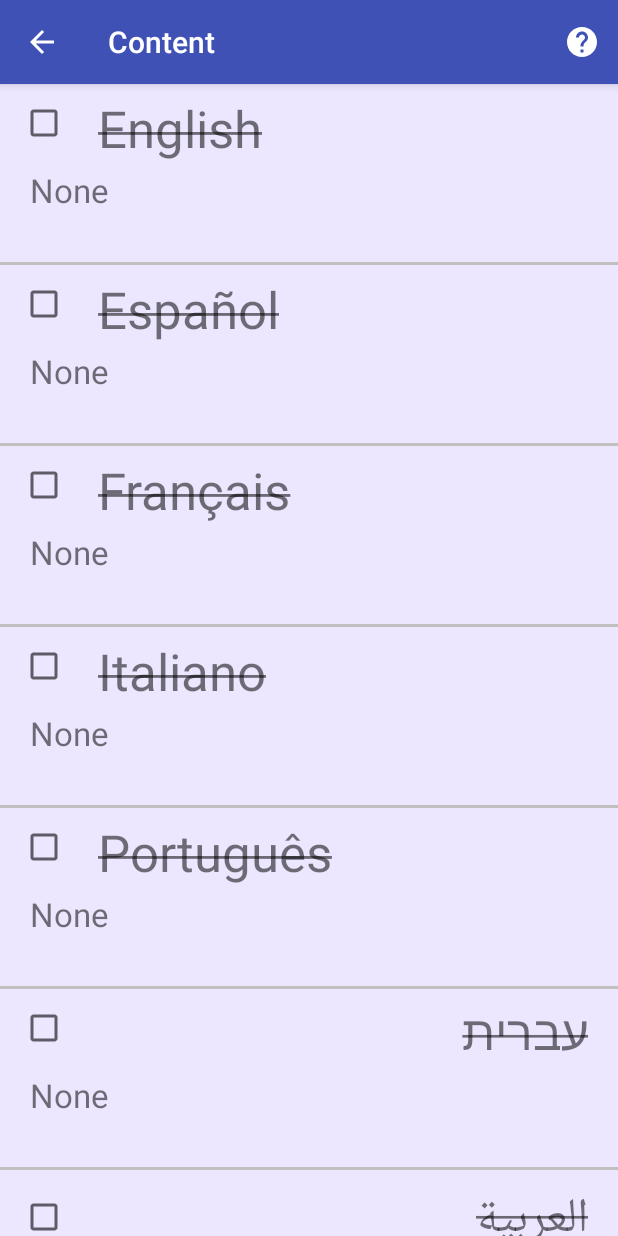
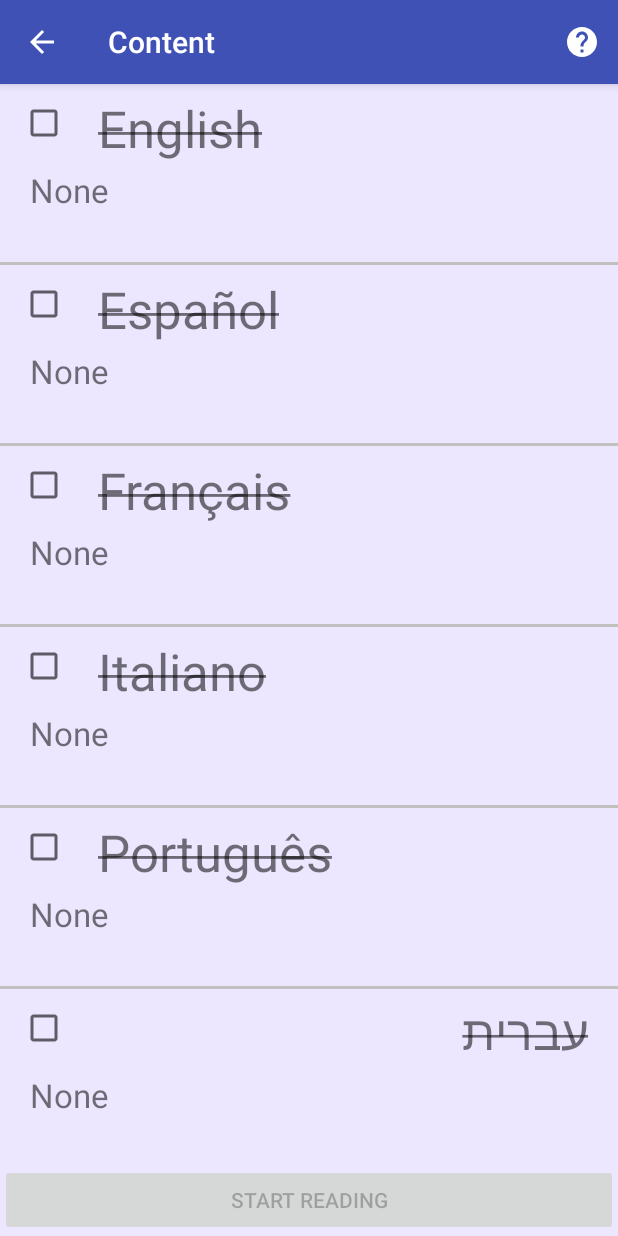
Before and after one commit to volund/wikireader, an Android app: the screen it shows after launch (ContentActivity), after a tap on "SELECT LANGUAGE(S)", on a phone screen of 412 x 824 dp. Run offline under Robolectric (Android 15) with nearby library versions, the phone set to English and light mode, and no system bars.

Commit message:
add amharic, icon attribution

```diff
--- a/app/build.gradle
+++ b/app/build.gradle
@@ -6,8 +6,8 @@ android {
         applicationId "com.putskul_productions.wikireader"
         minSdkVersion 19
         targetSdkVersion 28
-        versionCode 3
-        versionName "0.9.2"
+        versionCode 4
+        versionName "0.9.3"
         testInstrumentationRunner "android.support.test.runner.AndroidJUnitRunner"
     }
     buildTypes {
--- a/app/src/main/java/com/putskul_productions/wikireader/BrowserActivity.java
+++ b/app/src/main/java/com/putskul_productions/wikireader/BrowserActivity.java
@@ -10,13 +10,14 @@ import android.util.Log;
 import android.view.Menu;
 import android.view.MenuItem;
 import android.view.View;
+import android.webkit.WebBackForwardList;
 import android.webkit.WebSettings;
 import android.webkit.WebView;
 import android.widget.LinearLayout;
 
 public class BrowserActivity extends AppCompatActivity implements CustomWebClient.WebClientListener, SideDrawerListener {
     String no_content_html = "<html><body style='background: #ece6ff; text-align: center; color: #444; '><br><br><p>No content selected, try the settings<p></body></html>";
-    String no_site_selected_html = "<html><body style='background: #ece6ff; text-align: center; color: #444;'><br><br><p>Press \uD83C\uDF10 to select a website.</p><p><strong>Double-tap a word</strong> to see the dictionary definition</p></body></html>";
+    String no_site_selected_html = "<html><body style='background: #ece6ff; text-align: center; color: #444;'><br><br><p>Press \uD83C\uDF10 to select a website.</p></body></html>";
 
     protected SideDrawerView mSideDrawer;
     protected DrawerLayout mDrawerLayout;
@@ -92,6 +93,7 @@ public class BrowserActivity extends AppCompatActivity implements CustomWebClien
         }
         else if ((id == R.id.action_back) && mWebView.canGoBack()) {
             mWebView.goBack();
+
         }
         else if ((id == R.id.action_forward) && mWebView.canGoForward())  {
             mWebView.goForward();
--- a/app/src/main/java/com/putskul_productions/wikireader/ContentActivity.java
+++ b/app/src/main/java/com/putskul_productions/wikireader/ContentActivity.java
@@ -2,19 +2,23 @@ package com.putskul_productions.wikireader;
 
 import android.content.Context;
 import android.content.DialogInterface;
+import android.content.Intent;
 import android.support.v7.app.AppCompatActivity;
 import android.os.Bundle;
 import android.support.v7.widget.LinearLayoutManager;
 import android.support.v7.widget.RecyclerView;
 import android.view.Menu;
 import android.view.MenuItem;
+import android.view.View;
+import android.widget.Button;
 
 import java.util.List;
 
 
-public class ContentActivity extends AppCompatActivity implements ContentAdapter.OnClickContentListener {
+public class ContentActivity extends AppCompatActivity implements ContentAdapter.OnClickContentListener, View.OnClickListener {
     RecyclerView mRecyclerView;
     ContentAdapter mAdapter;
+    Button mStartReadingButton;
     MenuItem addItemButton;
     MenuItem helpItemButton;
     Dialogs dialogs;
@@ -25,10 +29,12 @@ public class ContentActivity extends AppCompatActivity implements ContentAdapter
         setTitle("Content");
         setContentView(R.layout.content_activity);
         getSupportActionBar().setDisplayHomeAsUpEnabled(true);
-
         dialogs = new Dialogs(this);
         setUpRecyclerView();
         showGreetingIfNecessary();
+        mStartReadingButton = findViewById(R.id.startReadingButton);
+        mStartReadingButton.setOnClickListener(this);
+        updateStartReadingButtonState();
     }
 
     void setUpRecyclerView() {
@@ -38,6 +44,17 @@ public class ContentActivity extends AppCompatActivity implements ContentAdapter
         mRecyclerView.setLayoutManager(new LinearLayoutManager(this));
         mRecyclerView.setHasFixedSize(true);
         mRecyclerView.setAdapter(mAdapter);
+    }
+
+    void updateStartReadingButtonState() {
+        Bundle bundle = getIntent().getExtras();
+        if ((bundle != null) && bundle.getBoolean("is-first-run")) {
+            mStartReadingButton.setVisibility(View.VISIBLE);
+        }
+        else {
+            mStartReadingButton.setVisibility(View.GONE);
+        }
+        mStartReadingButton.setEnabled(App.shared.model.hasEnabledLanguages(this));
     }
 
     @Override
@@ -92,6 +109,7 @@ public class ContentActivity extends AppCompatActivity implements ContentAdapter
         else if (language.sites.contains(App.shared.settings.getCurrentSite(this))) {
             App.shared.settings.setCurrentSite(this, Site.BlankSite);
         }
+        updateStartReadingButtonState();
     }
 
     void refreshData() {
@@ -108,6 +126,7 @@ public class ContentActivity extends AppCompatActivity implements ContentAdapter
                 language.currentDictionary = language.dictionaries.get(which);
                 App.shared.model.updateLanguage(context, language);
                 refreshData();
+                updateStartReadingButtonState();
             }
         });
     }
@@ -127,7 +146,7 @@ public class ContentActivity extends AppCompatActivity implements ContentAdapter
 
     @Override
     public void onSelectionChanged(Language language) {
-        setTitle(language != null ? language.label : "Content");
+        setTitle(language != null ? StringUtils.capitalize(language.label) : "Content");
         addItemButton.setVisible(language != null);
         helpItemButton.setVisible(language == null);
     }
@@ -151,6 +170,12 @@ public class ContentActivity extends AppCompatActivity implements ContentAdapter
     }
 
     void showGreeting() {
-        dialogs.showOkDialog("Tap the checkbox ☑ for each language you wish to read, then select a dictionary");
+        dialogs.showOkDialog("Tap the checkbox ☑ for each language you wish to read, then select a dictionary.\n\nTap a language to add/remove sites");
+    }
+
+    // StartReading button
+    @Override
+    public void onClick(View v) {
+        finish();
     }
 }
--- a/app/src/main/java/com/putskul_productions/wikireader/CustomWebClient.java
+++ b/app/src/main/java/com/putskul_productions/wikireader/CustomWebClient.java
@@ -65,7 +65,6 @@ public class CustomWebClient extends WebViewClient {
             "}";
 
 
-
     @Override
     public boolean shouldOverrideUrlLoading(WebView view, String urlNewString) {
         webViewPreviousState = PAGE_REDIRECTED;
--- a/app/src/main/java/com/putskul_productions/wikireader/LicensesActivity.java
+++ b/app/src/main/java/com/putskul_productions/wikireader/LicensesActivity.java
@@ -16,7 +16,14 @@ public class LicensesActivity extends AppCompatActivity {
         setTitle("Licenses");
     }
 
-    final String licensesText = "#### JSoup\n\nThe jsoup code-base (including source and compiled packages) are distributed under the open source MIT license as described below.\n" +
+    final String licensesText = "\nWikireader - copyright 2020 Amos Joshua\n\n" +
+            "#### App icon / menu header \n" +
+            "Source: https://www.clipart.email/download/1552527.html\n" +
+            "\n" +
+            "#### Finger tap icon\n" +
+            "Source : https://pngimage.net/finger-tap-png-1/\n" +
+            "\n" +
+            "#### JSoup\n\nThe jsoup code-base (including source and compiled packages) are distributed under the open source MIT license as described below.\n" +
             "The MIT License\n" +
             "\n" +
             "Copyright � 2009 - 2020 Jonathan Hedley (https://jsoup.org/)\n" +
--- a/app/src/main/java/com/putskul_productions/wikireader/Model.java
+++ b/app/src/main/java/com/putskul_productions/wikireader/Model.java
@@ -74,6 +74,11 @@ public class Model {
         hebrew.sites.add(new Site("וויקיפידיה", "https://wikipedia.co.il"));
         hebrew.sites.add(newsWebsites.websiteForLocale("HE"));
 
+        Language amharic = new Language("አማርኛ");
+        amharic.sites.add(new Site("ወሬ፣ ዜና", "https://www.bbc.com/amharic"));
+        amharic.sites.add(new Site("ውክፔዲያ", "https://am.wikipedia.org/"));
+
+
         languageMap.get("IT").sites.add(new Site("Ascoltando le cicale", "https://valerianeglia.wordpress.com/"));
         languageMap.get("FR").sites.add(new Site("En écoutant les cigales", "https://valerianeglia.wordpress.com/en-ecoutant-les-cigales/"));
 
@@ -81,7 +86,10 @@ public class Model {
         //hebrew.dictionaries.add(new Dictionary("עברית - עברית (מילוג)", "עברית", "https://milog.co.il/%s"));
         hebrew.dictionaries.add(new Dictionary("עברית - עברית (מורפיקס)", "עברית", "https://www.morfix.co.il/he/%s"));
         hebrew.dictionaries.add(new Dictionary("Hebrew - English (Morfix)", "English", "https://www.morfix.co.il/en/%s"));
+        amharic.dictionaries.add(new Dictionary("አማርኛ - እንግሊዝኛ (Abyssinica)", "English", "https://dictionary.abyssinica.com/%s"));
         languageMap.get("EN").dictionaries.add(new Dictionary("אנגלית - עברית (מורפיקס)", "עברית", "https://www.morfix.co.il/en/%s"));
+        languageMap.get("EN").dictionaries.add(new Dictionary("English - Amharic (Abyssinica)", "አማርኛ", "https://dictionary.abyssinica.com/%s"));
+
 
         List<Language> languages = new ArrayList<Language>();
         languages.add(languageMap.get("EN"));
@@ -91,6 +99,7 @@ public class Model {
         languages.add(languageMap.get("PT"));
         languages.add(hebrew);
         languages.add(languageMap.get("AR"));
+        languages.add(amharic);
         languages.add(languageMap.get("CA"));
         languages.add(languageMap.get("DE"));
         languages.add(languageMap.get("NL"));
--- a/app/src/main/java/com/putskul_productions/wikireader/SettingsActivity.java
+++ b/app/src/main/java/com/putskul_productions/wikireader/SettingsActivity.java
@@ -4,6 +4,7 @@ import android.content.Context;
 import android.content.Intent;
 import android.support.v7.app.AppCompatActivity;
 import android.os.Bundle;
+import android.util.Log;
 import android.view.View;
 import android.widget.Button;
 import android.widget.TextView;
@@ -63,5 +64,4 @@ public class SettingsActivity extends AppCompatActivity {
             }
         });
     }
-
 }
--- a/app/src/main/java/com/putskul_productions/wikireader/WelcomeActivity.java
+++ b/app/src/main/java/com/putskul_productions/wikireader/WelcomeActivity.java
@@ -20,7 +20,11 @@ public class WelcomeActivity extends AppCompatActivity {
         mSelectLanguagesButton.setOnClickListener(new View.OnClickListener() {
             @Override
             public void onClick(View v) {
+                finish();
                 Intent intent = new Intent(context, ContentActivity.class);
+                Bundle bundle = new Bundle();
+                bundle.putBoolean("is-first-run", true);
+                intent.putExtras(bundle);
                 startActivity(intent);
             }
         });
--- a/app/src/main/res/layout/activity_settings.xml
+++ b/app/src/main/res/layout/activity_settings.xml
@@ -64,7 +64,7 @@
         android:layout_height="wrap_content"
         android:layout_marginEnd="20dp"
         android:layout_marginBottom="20dp"
-        android:text="v0.9.2"
+        android:text="v0.9.3"
         android:textSize="14sp"
         app:layout_constraintBottom_toBottomOf="parent"
         app:layout_constraintEnd_toEndOf="parent" />
--- a/app/src/main/res/layout/content_activity.xml
+++ b/app/src/main/res/layout/content_activity.xml
@@ -1,15 +1,32 @@
 <?xml version="1.0" encoding="utf-8"?>
-<android.support.constraint.ConstraintLayout xmlns:android="http://schemas.android.com/apk/res/android"
+<LinearLayout xmlns:android="http://schemas.android.com/apk/res/android"
     xmlns:app="http://schemas.android.com/apk/res-auto"
     xmlns:tools="http://schemas.android.com/tools"
     android:layout_width="match_parent"
-    android:layout_height="match_parent"
-    tools:context=".ContentActivity">
+    android:layout_height="fill_parent"
+    tools:context=".ContentActivity"
+    android:background="#ece6ff"
+    android:orientation="vertical">
 
     <android.support.v7.widget.RecyclerView
         android:id="@+id/sitesRecyclerView"
         android:layout_width="match_parent"
-        android:layout_height="match_parent"
-        tools:layout_editor_absoluteX="1dp"
-        tools:layout_editor_absoluteY="1dp" />
-</android.support.constraint.ConstraintLayout>
+        android:layout_height="fill_parent"
+        android:layout_weight="1"
+        app:layout_constraintEnd_toEndOf="parent"
+        app:layout_constraintStart_toStartOf="parent"
+        app:layout_constraintTop_toTopOf="parent">
+
+    </android.support.v7.widget.RecyclerView>
+
+    <Button
+        android:id="@+id/startReadingButton"
+        android:layout_width="match_parent"
+        android:layout_height="wrap_content"
+        android:text="Start Reading"
+        app:layout_constraintBottom_toBottomOf="parent"
+        app:layout_constraintEnd_toEndOf="parent"
+        app:layout_constraintStart_toStartOf="parent"
+        app:layout_constraintTop_toBottomOf="@+id/sitesRecyclerView" />
+
+</LinearLayout>
```
